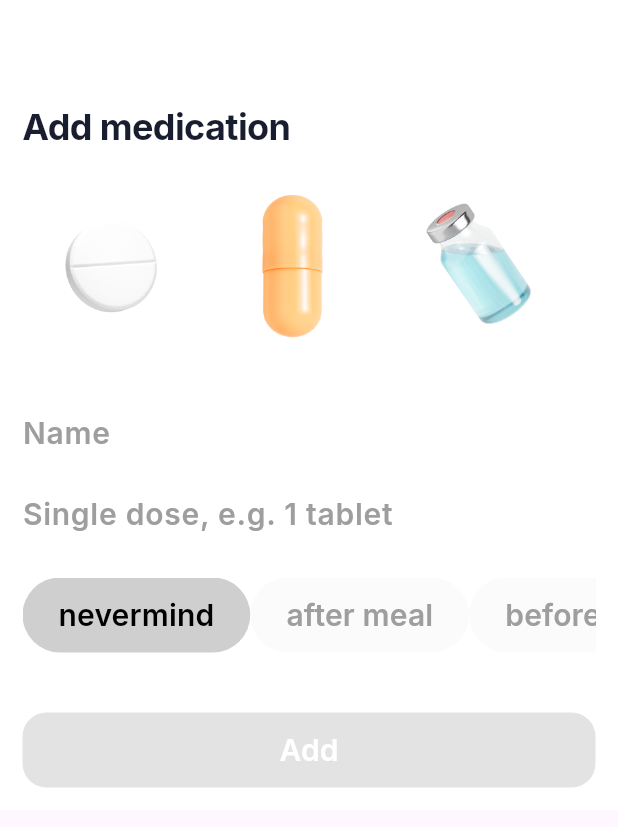
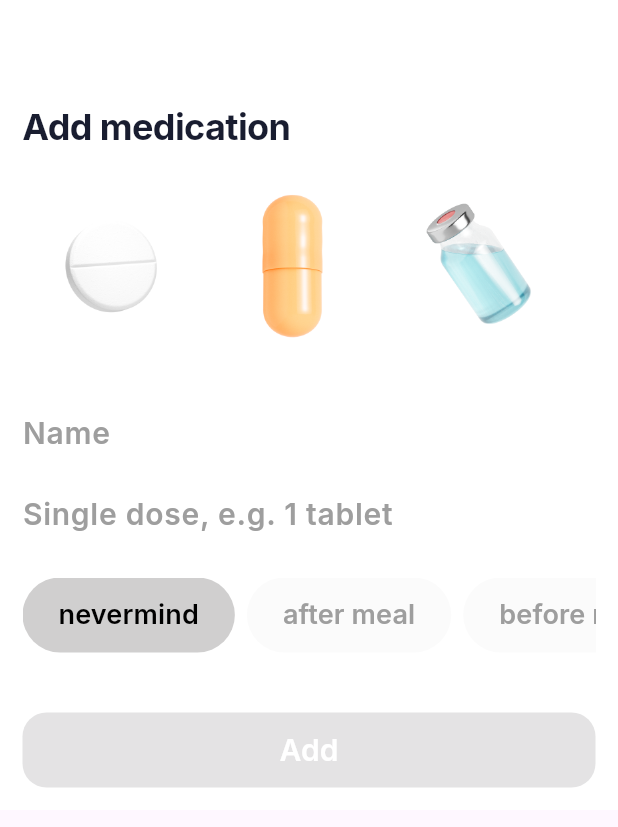
Before and after one commit to Syahrudina/uts-1, a Flutter app: the screen it shows after launch, on a phone screen of 412 x 824 dp. Shown: the top 827 px of the screen. Run offline on Flutter 3.47's test engine with Material 3 defaults, Android fonts, the phone set to English and light mode, and no system bars; our stand-ins replace cloud_firestore, firebase_core, google_fonts; accounts and stored records are empty.

```diff
--- a/lib/pages/add_medication.dart
+++ b/lib/pages/add_medication.dart
@@ -121,7 +121,7 @@ class _AddMedicationState extends State<AddMedication> {
                                   } else if (index == 2) {
                                     _namaObat.text = "Sirup";
                                   } else if (index == 3) {
-                                    _namaObat.text = "Asma";
+                                    _namaObat.text = "Inhaler";
                                   }
                                 });
                               },
@@ -196,7 +196,10 @@ class _AddMedicationState extends State<AddMedication> {
                         scrollDirection: Axis.horizontal,
                         itemCount: _keterangan.length,
                         itemBuilder: (context, index) {
-                        return ElevatedButton(
+                          return Padding(
+                            padding: const EdgeInsets.only(
+                                right: 8.0), // Gap kanan dan kiri
+                            child: ElevatedButton(
                               style: ElevatedButton.styleFrom(
                                 elevation: 0,
                                 backgroundColor: _selectedIndex == index
@@ -205,6 +208,8 @@ class _AddMedicationState extends State<AddMedication> {
                                 shape: RoundedRectangleBorder(
                                   borderRadius: BorderRadius.circular(25),
                                 ),
+                                shadowColor:
+                                    Colors.transparent, // Hilangkan efek hover
                               ),
                               onPressed: () {
                                 setState(() {
@@ -216,16 +221,17 @@ class _AddMedicationState extends State<AddMedication> {
                                 _keterangan[index],
                                 style: GoogleFonts.inter(
                                   fontWeight: FontWeight.w600,
-                                fontSize: 20,
+                                  fontSize: 18,
                                   height: 1.2,
                                   color: _selectedIndex == index
                                       ? Colors.black
                                       : Colors.grey,
                                 ),
-                            ));
-                      },
                               ),
                             ),
+                          );
+                        },
+                      )),
                   const SizedBox(height: 40),
                   SizedBox(
                     width: double.infinity,
```
Lines whose indentation alone changed are shown as unchanged.
